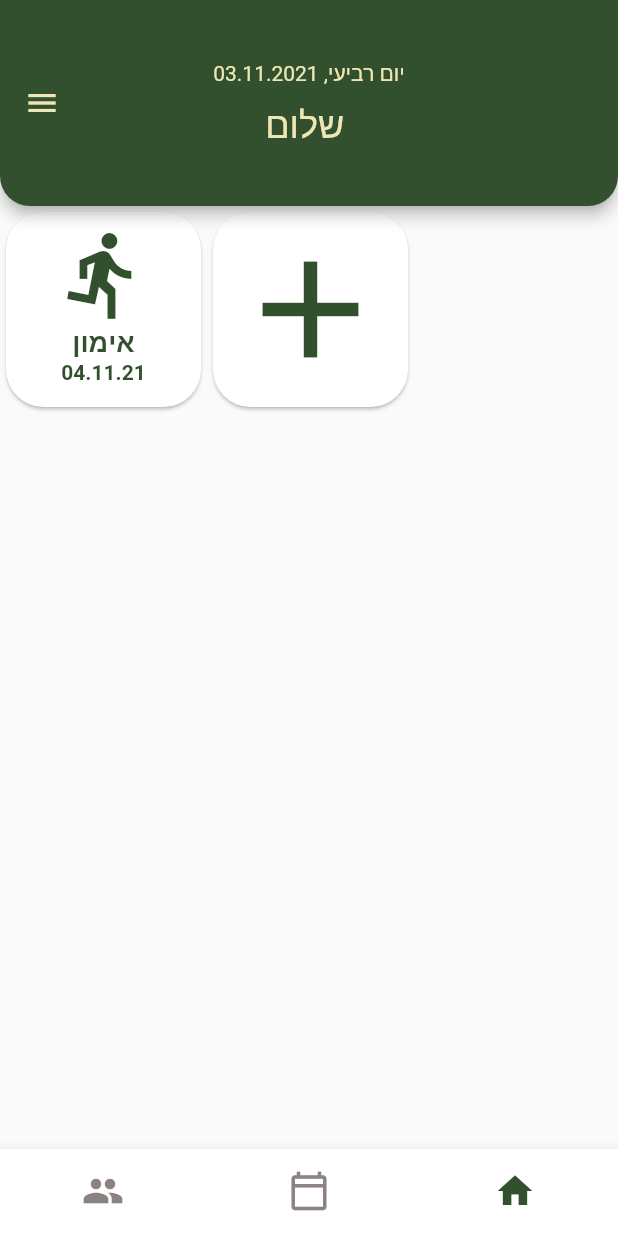
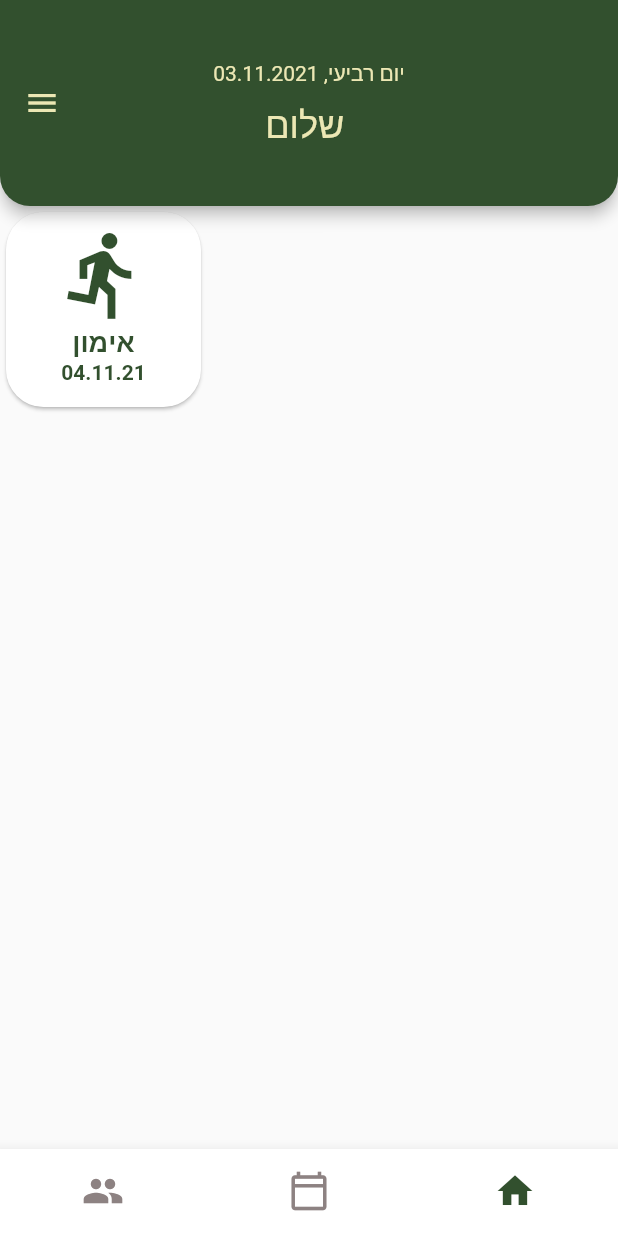
Before and after one commit to shacharmiron/idfitness-lite, a Flutter app: the TabsScreen screen opened by its route, on a phone screen of 412 x 824 dp. Run offline on Flutter 3.47's test engine with Material 2 defaults, Android fonts, the phone set to English and light mode, and no system bars; accounts and stored records are empty; generated files the repository leaves out were written again.

Commit message:
Cleand up

```diff
--- a/client/idfitness_lite/lib/main.dart
+++ b/client/idfitness_lite/lib/main.dart
@@ -130,9 +130,9 @@ class MyApp extends StatelessWidget {
         home: LoginScreen(login),
 
         routes: {
-          HomeScreen.routeName: (ctx) => HomeScreen(createEvent),
+          HomeScreen.routeName: (ctx) => HomeScreen(),
           LoginScreen.routeName: (ctx) => LoginScreen(login),
-          TabsScreen.routeName: (ctx) => TabsScreen(createEvent),
+          TabsScreen.routeName: (ctx) => TabsScreen(),
         },
       ),
     );
--- a/client/idfitness_lite/lib/screens/home_screen.dart
+++ b/client/idfitness_lite/lib/screens/home_screen.dart
@@ -8,9 +8,6 @@ import '../widgets/last_events.dart';
 
 class HomeScreen extends StatelessWidget {
   static const routeName = '/home';
-  final Function addEventFunc;
-
-  HomeScreen(this.addEventFunc);
 
   @override
   Widget build(BuildContext context) {
@@ -57,7 +54,7 @@ class HomeScreen extends StatelessWidget {
       body: SingleChildScrollView(
         child: Column(
           children: [
-            LastEvents(user, addEventFunc),
+            LastEvents(user),
           ],
         ),
       ),
--- a/client/idfitness_lite/lib/screens/tabs_screen.dart
+++ b/client/idfitness_lite/lib/screens/tabs_screen.dart
@@ -4,20 +4,13 @@ import 'home_screen.dart';
 
 class TabsScreen extends StatefulWidget {
   static const routeName = '/tabs';
-  final Function addEventFunc;
-
-  TabsScreen(this.addEventFunc);
 
   @override
   _TabsScreenState createState() => _TabsScreenState();
 }
 
 class _TabsScreenState extends State<TabsScreen> {
-  late final List<Widget> _screens = [
-    HomeScreen(widget.addEventFunc),
-    HomeScreen(widget.addEventFunc),
-    HomeScreen(widget.addEventFunc)
-  ];
+  late final List<Widget> _screens = [HomeScreen(), HomeScreen(), HomeScreen()];
 
   int _selectedScreenIndex = 2;
 
--- a/client/idfitness_lite/lib/widgets/last_events.dart
+++ b/client/idfitness_lite/lib/widgets/last_events.dart
@@ -4,14 +4,12 @@ import '../entities/event.dart';
 import '../entities/user.dart';
 import '../entities/event_type.dart';
 import '../entities/force.dart';
-import 'add_event.dart';
 import 'event_item.dart';
 
 class LastEvents extends StatelessWidget {
   final User user;
-  final Function addEventFunc;
 
-  LastEvents(this.user, this.addEventFunc);
+  LastEvents(this.user);
 
   @override
   Widget build(BuildContext context) {
@@ -27,7 +25,6 @@ class LastEvents extends StatelessWidget {
 
     return Row(children: [
       EventItem(event),
-      AddEvent(addEventFunc),
     ]);
   }
 }
```
